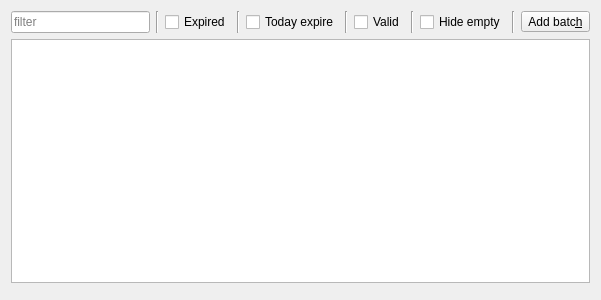
First picture: the form in src/ui/TabBatchWidget.ui, repository wnt-zhp/zarlock-cpp, before the edit.
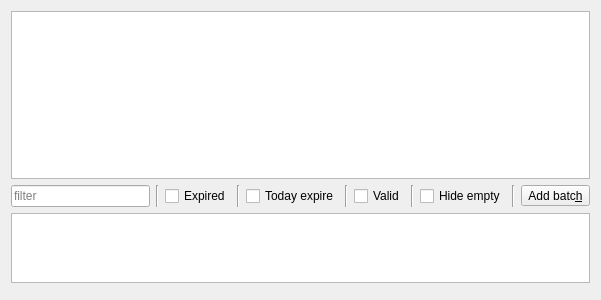
Second picture: the form after the edit. Custom widgets are drawn as their Qt base class.

The edit to the form file:
```diff
--- a/src/ui/TabBatchWidget.ui
+++ b/src/ui/TabBatchWidget.ui
@@ -13,8 +13,11 @@
   <property name="windowTitle">
    <string>Batch Tab</string>
   </property>
-  <layout class="QGridLayout" name="gridLayout">
-   <item row="0" column="0">
+  <layout class="QVBoxLayout" name="verticalLayout" stretch="0,0,1,0">
+   <item>
+    <widget class="QListWidget" name="list_messages"/>
+   </item>
+   <item>
     <layout class="QHBoxLayout" name="MainLayout">
      <item>
       <widget class="QLineEdit" name="edit_filter_batch">
@@ -98,7 +101,7 @@
      </item>
     </layout>
    </item>
-   <item row="1" column="0">
+   <item>
     <widget class="BatchTableView" name="table_batch">
      <property name="selectionBehavior">
       <enum>QAbstractItemView::SelectRows</enum>
@@ -111,7 +114,7 @@
      </attribute>
     </widget>
    </item>
-   <item row="2" column="0">
+   <item>
     <widget class="QWidget" name="widget_add_batch" native="true"/>
    </item>
   </layout>
```
